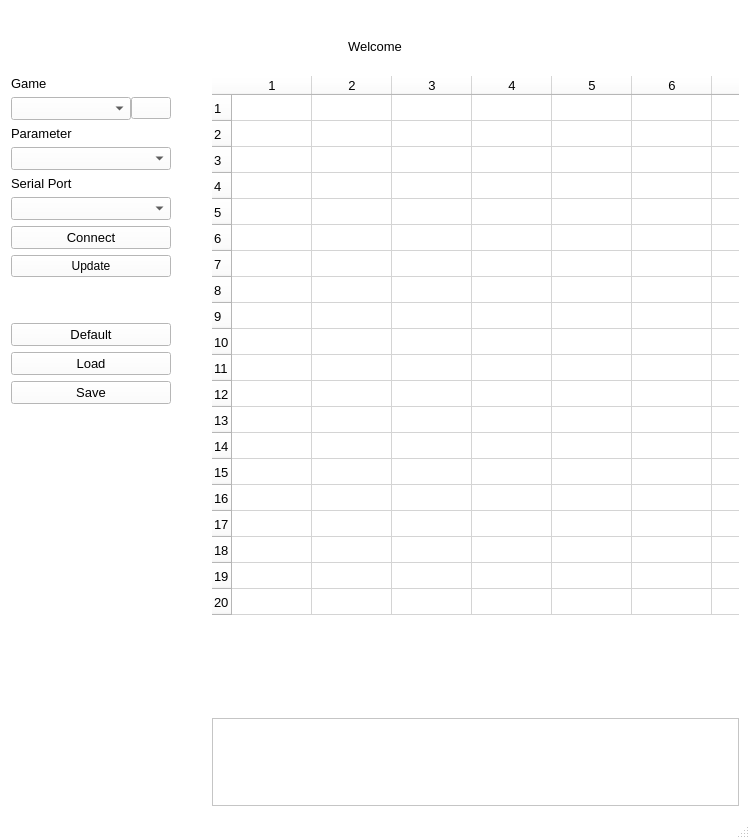
The window that afterglow_config/mainwindow.ui (bitfieldlabs/afterglow) describes before a commit, drawn with Qt 5.
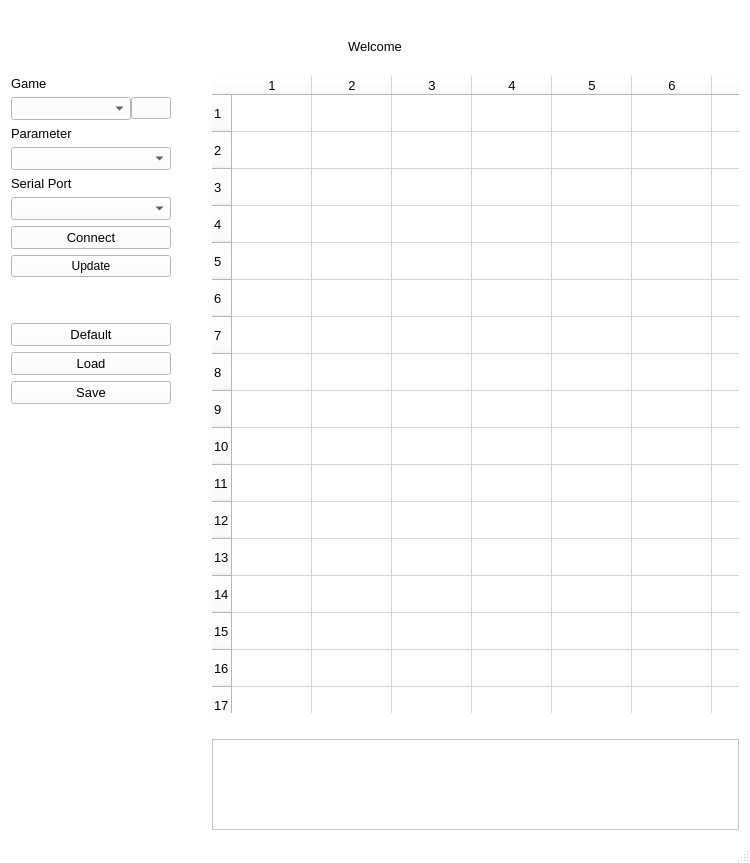
The same window after the commit. Icons and pictures are not drawn.

```diff
--- a/afterglow_config/mainwindow.ui
+++ b/afterglow_config/mainwindow.ui
@@ -7,7 +7,7 @@
     <x>0</x>
     <y>0</y>
     <width>750</width>
-    <height>839</height>
+    <height>863</height>
    </rect>
   </property>
   <property name="palette">
@@ -752,7 +752,7 @@
            <number>80</number>
           </attribute>
           <attribute name="verticalHeaderDefaultSectionSize">
-           <number>26</number>
+           <number>37</number>
           </attribute>
           <row/>
           <row/>
```
Left out of the diff: 2 changed lines with no effect on the pictures.
